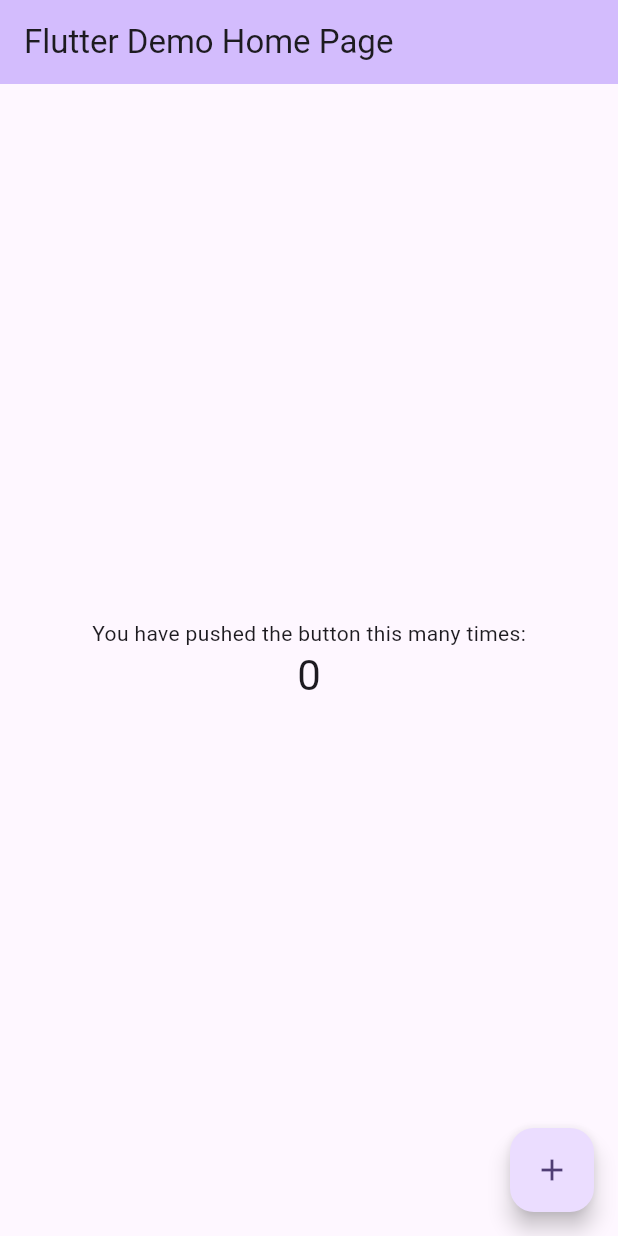
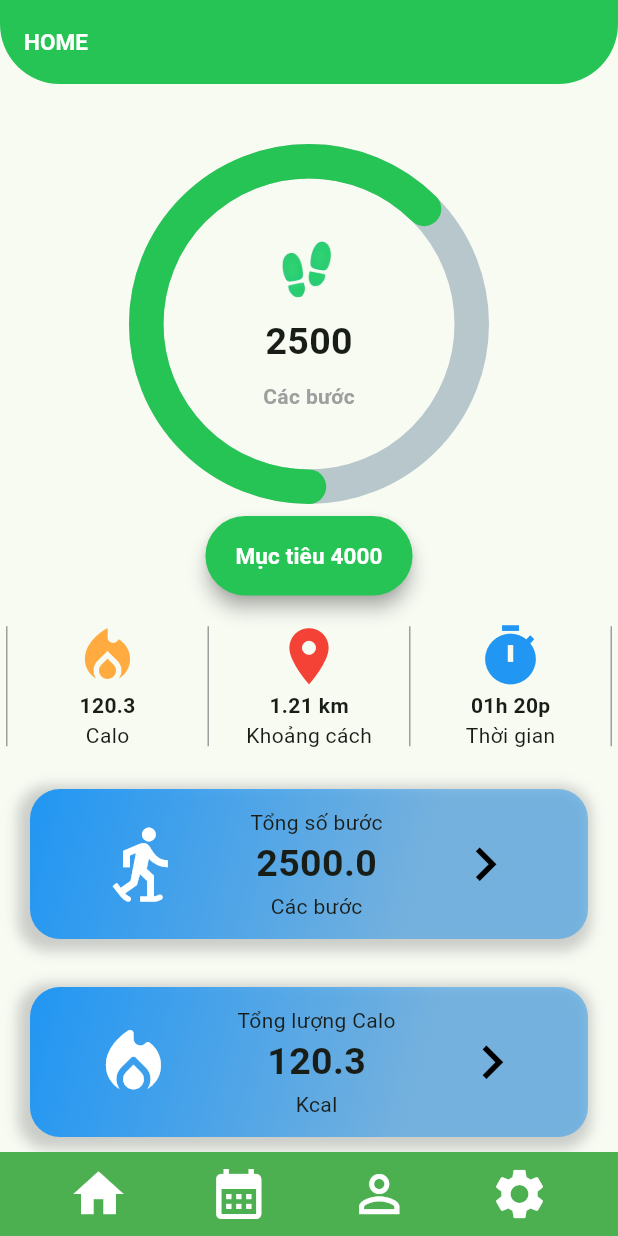
Before and after one commit to Huakhanhdoan/fitness-fe, a Flutter app: the screen it shows after launch, on a phone screen of 412 x 824 dp. Run offline on Flutter 3.47's test engine with Material 3 defaults, Android fonts, the phone set to English and light mode, and no system bars; drawn by our look-alikes of percent_indicator.

Commit message:
creat screen homePage

```diff
--- /dev/null
+++ b/lib/components/menu.dart
@@ -0,0 +1,33 @@
+import 'package:flutter/material.dart';
+
+
+class Menu extends StatefulWidget {
+  const Menu({super.key});
+
+  @override
+  _MenuState createState() => _MenuState();
+}
+
+class _MenuState extends State<Menu> {
+
+  @override
+  Widget build(BuildContext context) {
+    return Container(
+      color: Colors.green,
+      child: Row(
+
+        mainAxisAlignment: MainAxisAlignment.spaceEvenly,
+        children: [
+          IconButton(onPressed: () {}, icon: const Icon(Icons.home, color: Colors.white, size: 40,)),
+          IconButton(onPressed: () {}, icon: const Icon(Icons.calendar_month, color: Colors.white, size: 40,)),
+          IconButton(onPressed: () {}, icon: const Icon(Icons.perm_identity, color: Colors.white, size: 40,)),
+          IconButton(onPressed: () {}, icon: const Icon(Icons.settings, color: Colors.white, size: 40,)),
+        ],
+      ),
+    );
+
+
+
+
+  }
+}
--- /dev/null
+++ b/lib/home/homePage.dart
@@ -0,0 +1,263 @@
+import 'package:fitness/untils/color.dart';
+import 'package:flutter/cupertino.dart';
+import 'package:flutter/material.dart';
+import 'package:percent_indicator/circular_percent_indicator.dart';
+
+import '../components/menu.dart';
+
+class HomePage extends StatefulWidget {
+  const HomePage({super.key, required this.title});
+
+  final String title;
+
+  @override
+  _HomePageState createState() => _HomePageState();
+}
+
+class _HomePageState extends State<HomePage> {
+  final Color colorTheme = AppColors.colorTheme;
+  final int _stepGoal = 4000;
+  final int _stepCount = 2500;
+  double calories = 120.3;
+  double distance = 1.21;
+
+  @override
+  Widget build(BuildContext context) {
+    return Scaffold(
+      appBar: AppBar(
+        title: const Text(
+          "HOME",
+          style: TextStyle(
+              color: Colors.white, fontWeight: FontWeight.bold, fontSize: 15),
+        ),
+        backgroundColor: colorTheme,
+        shape: const RoundedRectangleBorder(
+          borderRadius: BorderRadius.vertical(
+            bottom: Radius.circular(40), // Điều chỉnh độ cong ở đây
+          ),
+        ),
+      ),
+      body: Center(
+        child: ListView(children: <Widget>[
+          const SizedBox(
+            height: 40,
+          ),
+          CircularPercentIndicator(
+            radius: 120.0,
+            lineWidth: 23.0,
+            animation: true,
+            percent: _stepCount / _stepGoal,
+            startAngle: 180,
+            center: Column(
+              mainAxisAlignment: MainAxisAlignment.center,
+              children: [
+                Image.asset(
+                  "assets/images/footprint.png",
+                  width: 50,
+                ),
+                Padding(
+                  padding: const EdgeInsets.all(8.0),
+                  child: Text(
+                    "$_stepCount",
+                    style: const TextStyle(
+                        fontWeight: FontWeight.bold, fontSize: 25.0),
+                  ),
+                ),
+                const Text(
+                  'Các bước',
+                  style: TextStyle(
+                      fontWeight: FontWeight.bold, color: Colors.grey),
+                ),
+              ],
+            ),
+            footer: Padding(
+              padding: const EdgeInsets.all(8.0),
+              child: TextButton(
+                onPressed: () {},
+                style: ButtonStyle(
+                  shadowColor: MaterialStateProperty.all<Color>(Colors.grey),
+                  elevation: MaterialStateProperty.all<double>(5),
+                  shape: MaterialStateProperty.all(
+                    RoundedRectangleBorder(
+                      borderRadius: BorderRadius.circular(30.0),
+                    ),
+                  ),
+                  backgroundColor: MaterialStateProperty.all(colorTheme),
+                ),
+                child: Padding(
+                  padding: const EdgeInsets.all(8.0),
+                  child: Text(
+                    "Mục tiêu " "$_stepGoal",
+                    style: const TextStyle(
+                        fontWeight: FontWeight.bold,
+                        fontSize: 15.0,
+                        color: Colors.white),
+                  ),
+                ),
+              ),
+            ),
+            circularStrokeCap: CircularStrokeCap.round,
+            progressColor: colorTheme,
+          ),
+          Padding(
+            padding: const EdgeInsets.only(top: 10, bottom: 10),
+            child: Row(
+              mainAxisAlignment: MainAxisAlignment.center,
+              children: [
+                Container(
+                  height: 80,
+                  width: 1,
+                  color: Colors.grey,
+                ),
+                SizedBox(
+                  width: MediaQuery.of(context).size.width / 3 - 4,
+                  child: Column(
+                    children: [
+                      const Icon(
+                        Icons.local_fire_department,
+                        size: 45,
+                        color: Colors.orangeAccent,
+                      ),
+                      Text(
+                        '$calories',
+                        style: const TextStyle(fontWeight: FontWeight.bold),
+                      ),
+                      const Text('Calo')
+                    ],
+                  ),
+                ),
+                Container(
+                  height: 80,
+                  width: 1,
+                  color: Colors.grey,
+                ),
+                SizedBox(
+                  width: MediaQuery.of(context).size.width / 3 - 4,
+                  child: Column(
+                    children: [
+                      const Icon(
+                        Icons.location_on,
+                        size: 45,
+                        color: Colors.red,
+                      ),
+                      Text(
+                        '$distance' ' km',
+                        style: const TextStyle(fontWeight: FontWeight.bold),
+                      ),
+                      const Text('Khoảng cách')
+                    ],
+                  ),
+                ),
+                Container(
+                  height: 80,
+                  width: 1,
+                  color: Colors.grey,
+                ),
+                SizedBox(
+                  width: MediaQuery.of(context).size.width / 3 - 4,
+                  child: const Column(
+                    children: [
+                      Icon(
+                        Icons.timer,
+                        size: 45,
+                        color: Colors.blue,
+                      ),
+                      Text(
+                        '01h 20p',
+                        style: TextStyle(fontWeight: FontWeight.bold),
+                      ),
+                      Text('Thời gian')
+                    ],
+                  ),
+                ),
+                Container(
+                  height: 80,
+                  width: 1,
+                  color: Colors.grey,
+                ),
+              ],
+            ),
+          ),
+          Column(
+            mainAxisAlignment: MainAxisAlignment.center,
+            children: [
+              getOptions(Icons.snowshoeing, "Tổng số bước", "Các bước",
+                  _stepCount.toDouble()),
+              getOptions(Icons.local_fire_department_rounded, "Tổng lượng Calo",
+                  "Kcal", calories),
+              getOptions(
+                  Icons.social_distance, "Tổng khoảng cách", "km", distance),
+              getOptions(Icons.timer, "Tổng thời gian", "phút", 360),
+            ],
+          )
+        ]),
+      ),
+      bottomNavigationBar: const Menu(),
+    );
+  }
+
+  Widget getOptions(
+      IconData _icon, String _nameCard, String _unit, double value) {
+    return GestureDetector(
+      onTap: () {
+
+      },
+      child: Padding(
+        padding: const EdgeInsets.all(16.0),
+        child: Container(
+          width: MediaQuery.of(context).size.width - 40,
+          height: 100,
+          decoration: BoxDecoration(
+            boxShadow: [
+              BoxShadow(
+                color: Colors.grey.withOpacity(0.5), // Màu của bóng
+                spreadRadius: 5, // Độ lan rộng của bóng
+                blurRadius: 7, // Độ mờ của bóng
+                offset: const Offset(-3, 3), // Độ lệch của bóng
+              ),
+            ],
+            borderRadius: BorderRadius.circular(20.0),
+            gradient: LinearGradient(
+              begin: Alignment.topLeft,
+              end: Alignment.bottomRight,
+              colors: [
+                Colors.blue,
+                Colors.blue.withOpacity(0.5),
+              ],
+              stops: const [0.0, 0.7], // Tỷ lệ màu sắc
+            ),
+          ),
+          child: Row(
+            mainAxisAlignment: MainAxisAlignment.spaceEvenly,
+            children: [
+              Icon(
+                _icon,
+                size: 55,
+                color: Colors.white,
+              ),
+              Column(
+                mainAxisAlignment: MainAxisAlignment.center,
+                children: [
+                  Text(_nameCard),
+                  Text(
+                    '$value',
+                    style: const TextStyle(
+                        fontWeight: FontWeight.bold, fontSize: 25),
+                  ),
+                  Text(_unit),
+                ],
+              ),
+
+               const Icon(
+                  Icons.navigate_next_outlined,
+                  size: 45,
+                  color: Colors.black,
+                ),
+
+            ],
+          ),
+        ),
+      ),
+    );
+  }
+}
--- a/lib/main.dart
+++ b/lib/main.dart
@@ -1,3 +1,5 @@
+import 'package:fitness/home/homePage.dart';
+import 'package:fitness/untils/color.dart';
 import 'package:flutter/material.dart';
 
 void main() {
@@ -13,113 +15,11 @@
     return MaterialApp(
       title: 'Flutter Demo',
       theme: ThemeData(
-        // This is the theme of your application.
-        //
-        // TRY THIS: Try running your application with "flutter run". You'll see
-        // the application has a purple toolbar. Then, without quitting the app,
-        // try changing the seedColor in the colorScheme below to Colors.green
-        // and then invoke "hot reload" (save your changes or press the "hot
-        // reload" button in a Flutter-supported IDE, or press "r" if you used
-        // the command line to start the app).
-        //
-        // Notice that the counter didn't reset back to zero; the application
-        // state is not lost during the reload. To reset the state, use hot
-        // restart instead.
-        //
-        // This works for code too, not just values: Most code changes can be
-        // tested with just a hot reload.
-        colorScheme: ColorScheme.fromSeed(seedColor: Colors.deepPurple),
+        colorScheme: ColorScheme.fromSeed(seedColor: AppColors.colorTheme),
         useMaterial3: true,
       ),
-      home: const MyHomePage(title: 'Flutter Demo Home Page'),
+      home: const HomePage(title: 'Fitness'),
+      debugShowCheckedModeBanner: false,
     );
   }
 }
-
-class MyHomePage extends StatefulWidget {
-  const MyHomePage({super.key, required this.title});
-
-  // This widget is the home page of your application. It is stateful, meaning
-  // that it has a State object (defined below) that contains fields that affect
-  // how it looks.
-
-  // This class is the configuration for the state. It holds the values (in this
-  // case the title) provided by the parent (in this case the App widget) and
-  // used by the build method of the State. Fields in a Widget subclass are
-  // always marked "final".
-
-  final String title;
-
-  @override
-  State<MyHomePage> createState() => _MyHomePageState();
-}
-
-class _MyHomePageState extends State<MyHomePage> {
-  int _counter = 0;
-
-  void _incrementCounter() {
-    setState(() {
-      // This call to setState tells the Flutter framework that something has
-      // changed in this State, which causes it to rerun the build method below
-      // so that the display can reflect the updated values. If we changed
-      // _counter without calling setState(), then the build method would not be
-      // called again, and so nothing would appear to happen.
-      _counter++;
-    });
-  }
-
-  @override
-  Widget build(BuildContext context) {
-    // This method is rerun every time setState is called, for instance as done
-    // by the _incrementCounter method above.
-    //
-    // The Flutter framework has been optimized to make rerunning build methods
-    // fast, so that you can just rebuild anything that needs updating rather
-    // than having to individually change instances of widgets.
-    return Scaffold(
-      appBar: AppBar(
-        // TRY THIS: Try changing the color here to a specific color (to
-        // Colors.amber, perhaps?) and trigger a hot reload to see the AppBar
-        // change color while the other colors stay the same.
-        backgroundColor: Theme.of(context).colorScheme.inversePrimary,
-        // Here we take the value from the MyHomePage object that was created by
-        // the App.build method, and use it to set our appbar title.
-        title: Text(widget.title),
-      ),
-      body: Center(
-        // Center is a layout widget. It takes a single child and positions it
-        // in the middle of the parent.
-        child: Column(
-          // Column is also a layout widget. It takes a list of children and
-          // arranges them vertically. By default, it sizes itself to fit its
-          // children horizontally, and tries to be as tall as its parent.
-          //
-          // Column has various properties to control how it sizes itself and
-          // how it positions its children. Here we use mainAxisAlignment to
-          // center the children vertically; the main axis here is the vertical
-          // axis because Columns are vertical (the cross axis would be
-          // horizontal).
-          //
-          // TRY THIS: Invoke "debug painting" (choose the "Toggle Debug Paint"
-          // action in the IDE, or press "p" in the console), to see the
-          // wireframe for each widget.
-          mainAxisAlignment: MainAxisAlignment.center,
-          children: <Widget>[
-            const Text(
-              'You have pushed the button this many times:',
-            ),
-            Text(
-              '$_counter',
-              style: Theme.of(context).textTheme.headlineMedium,
-            ),
-          ],
-        ),
-      ),
-      floatingActionButton: FloatingActionButton(
-        onPressed: _incrementCounter,
-        tooltip: 'Increment',
-        child: const Icon(Icons.add),
-      ), // This trailing comma makes auto-formatting nicer for build methods.
-    );
-  }
-}
--- /dev/null
+++ b/lib/untils/color.dart
@@ -0,0 +1,6 @@
+import 'package:flutter/material.dart';
+
+class AppColors{
+  static const colorTheme =  Color.fromRGBO(38, 196, 84,1);
+
+}
--- a/pubspec.yaml
+++ b/pubspec.yaml
@@ -35,6 +35,7 @@ dependencies:
   # The following adds the Cupertino Icons font to your application.
   # Use with the CupertinoIcons class for iOS style icons.
   cupertino_icons: ^1.0.6
+  percent_indicator: ^4.2.3
 
 dev_dependencies:
   flutter_test:
@@ -59,8 +60,8 @@ flutter:
   uses-material-design: true
 
   # To add assets to your application, add an assets section, like this:
-  # assets:
-  #   - images/a_dot_burr.jpeg
+  assets:
+     - assets/images/
   #   - images/a_dot_ham.jpeg
 
   # An image asset can refer to one or more resolution-specific "variants", see
```
Also changed, not shown: assets/images/footprint.png (added), pubspec.lock.
